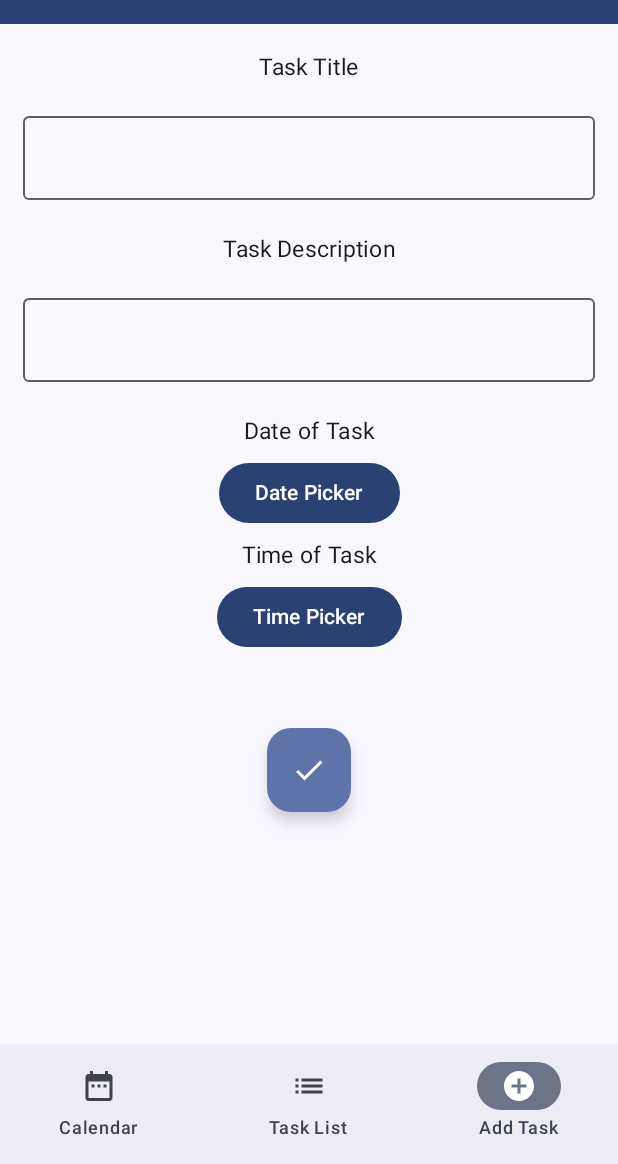
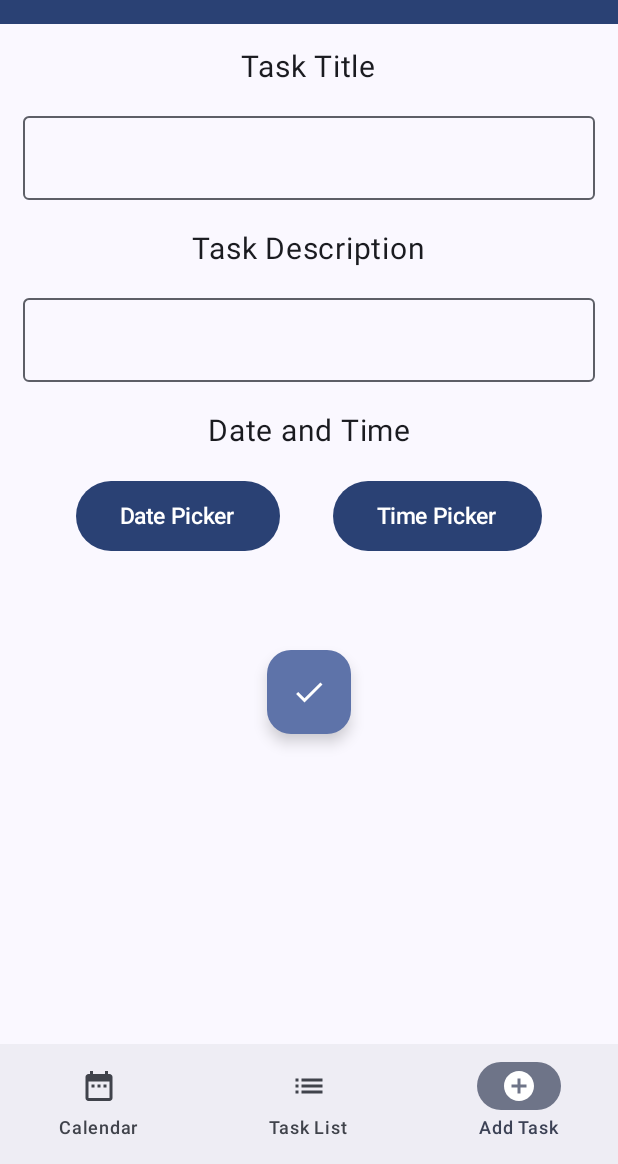
Before and after one commit to marksalamander/Planner_App, an Android app built with Jetpack Compose: the NewTaskView screen opened through its navigation route, on a phone screen of 412 x 824 dp, the part 72-1236 px from its top. Run offline under Robolectric (Android 15) with nearby library versions, the phone set to English and light mode, and no system bars; our stand-ins replace Dagger/Hilt's generated code, Room's generated code, livedata-compose; libraries missing offline, so code that uses them is left out: com.vanpra.composematerialdialogs; 4 statements that could not run were skipped.

Commit message:
Fixed task data class and made ui changes

```diff
--- a/app/src/main/java/edu/towson/cosc435/alexander/planner/data/PlannerDatabase.kt
+++ b/app/src/main/java/edu/towson/cosc435/alexander/planner/data/PlannerDatabase.kt
@@ -30,7 +30,7 @@ interface TaskDao {
     fun getTasksForDate(date: LocalDate): List<Task>
 }
 
-@Database(entities = [Task::class], version = 2, exportSchema = true)
+@Database(entities = [Task::class], version = 3, exportSchema = true)
 @TypeConverters(Converters::class)
 abstract class PlannerDatabase : RoomDatabase() {
     // Gives the database a reference to the DAO
--- a/app/src/main/java/edu/towson/cosc435/alexander/planner/data/model/Task.kt
+++ b/app/src/main/java/edu/towson/cosc435/alexander/planner/data/model/Task.kt
@@ -7,9 +7,8 @@ import java.time.LocalTime
 
 @Entity(tableName = "tasks")
 data class Task (
-
-    @PrimaryKey
-    val id: String,
+    @PrimaryKey(autoGenerate = true)
+    val id: Int = 0,
     val title: String,
     val description: String,
     val taskDate: LocalDate,
--- a/app/src/main/java/edu/towson/cosc435/alexander/planner/ui/calendar/Calendar.kt
+++ b/app/src/main/java/edu/towson/cosc435/alexander/planner/ui/calendar/Calendar.kt
@@ -2,6 +2,7 @@
 package edu.towson.cosc435.alexander.planner.ui.calendar
 
 
+import android.annotation.SuppressLint
 import android.os.Build
 import androidx.annotation.RequiresApi
 import androidx.compose.foundation.background
@@ -47,20 +48,26 @@ import java.time.YearMonth
 import java.time.format.TextStyle
 import java.util.Locale
 
+@SuppressLint("CoroutineCreationDuringComposition")
 @RequiresApi(Build.VERSION_CODES.O)
 @Composable
 fun Calendar(
     viewModel: CalendarViewModel,
     onDateSelected: (LocalDate) -> Unit
 ) {
+    val coroutineScope = rememberCoroutineScope()
+    coroutineScope.launch {
+        viewModel.getTasks()
+        viewModel.loadSelectedDateTasks()
+    }
     var tasks = remember { (viewModel.tasks) }
     var currentMonth by remember { mutableStateOf(YearMonth.now()) }
     var calendarGrid by remember(currentMonth) { mutableStateOf(generateCalendarGrid(currentMonth, viewModel)) }
 
-    val coroutineScope = rememberCoroutineScope()
 
     Column(
-        modifier = Modifier.fillMaxSize(),
+        modifier = Modifier.fillMaxSize()
+            .padding(top=65.dp),
         horizontalAlignment = Alignment.CenterHorizontally
     ) {
 
--- a/app/src/main/java/edu/towson/cosc435/alexander/planner/ui/newtask/NewTaskView.kt
+++ b/app/src/main/java/edu/towson/cosc435/alexander/planner/ui/newtask/NewTaskView.kt
@@ -2,9 +2,10 @@ package edu.towson.cosc435.alexander.planner.ui.newtask
 
 import android.os.Build
 import android.util.Log
-import android.widget.Toast
 import androidx.annotation.RequiresApi
+import androidx.compose.foundation.layout.Arrangement
 import androidx.compose.foundation.layout.Column
+import androidx.compose.foundation.layout.Row
 import androidx.compose.foundation.layout.Spacer
 import androidx.compose.foundation.layout.fillMaxWidth
 import androidx.compose.foundation.layout.height
@@ -19,6 +20,7 @@ import androidx.compose.material3.OutlinedTextField
 import androidx.compose.material3.Text
 import androidx.compose.runtime.Composable
 import androidx.compose.runtime.ExperimentalComposeApi
+import androidx.compose.runtime.derivedStateOf
 import androidx.compose.runtime.getValue
 import androidx.compose.runtime.mutableStateOf
 import androidx.compose.runtime.remember
@@ -36,6 +38,7 @@ import com.vanpra.composematerialdialogs.rememberMaterialDialogState
 import edu.towson.cosc435.alexander.planner.data.model.Task
 import java.time.LocalDate
 import java.time.LocalTime
+import java.time.format.DateTimeFormatter
 
 
 @RequiresApi(Build.VERSION_CODES.O)
@@ -50,6 +53,24 @@ fun NewTaskView(
     val (newTaskDescription, setNewTaskDescription) = remember { mutableStateOf("") }
     var newTaskDate by remember { mutableStateOf(LocalDate.now()) }
     var newTaskTime by remember { mutableStateOf(LocalTime.now()) }
+    var dateSet by remember { mutableStateOf(false) }
+    var timeSet by remember { mutableStateOf(false) }
+
+    val formattedDate by remember {
+        derivedStateOf {
+            DateTimeFormatter
+                .ofPattern("MMM dd, yyyy")
+                .format(newTaskDate)
+        }
+    }
+
+    val formattedTime by remember {
+        derivedStateOf {
+            DateTimeFormatter
+                .ofPattern("hh:mm")
+                .format(newTaskTime)
+        }
+    }
 
     val dateDialogState = rememberMaterialDialogState()
     val timeDialogState = rememberMaterialDialogState()
@@ -57,13 +78,7 @@ fun NewTaskView(
     MaterialDialog(
         dialogState = dateDialogState,
         buttons = {
-            positiveButton(text = "Ok") {
-                Toast.makeText(
-                    context,
-                    "Clicked ok",
-                    Toast.LENGTH_LONG
-                ).show()
-            }
+            positiveButton(text = "Ok")
             negativeButton(text = "Cancel")
         }
     ) {
@@ -72,19 +87,14 @@ fun NewTaskView(
             title = "Pick a date",
         ) {
             newTaskDate = it
+            dateSet = true
         }
     }
 
     MaterialDialog(
         dialogState = timeDialogState,
         buttons = {
-            positiveButton(text = "Ok") {
-                Toast.makeText(
-                    context,
-                    "Clicked ok",
-                    Toast.LENGTH_LONG
-                ).show()
-            }
+            positiveButton(text = "Ok")
             negativeButton(text = "Cancel")
         }
     ) {
@@ -93,6 +103,7 @@ fun NewTaskView(
             title = "Pick a date",
         ) {
             newTaskTime = it
+            timeSet = true
         }
     }
 
@@ -105,7 +116,7 @@ fun NewTaskView(
         // Task Title
         Text(
             text = "Task Title",
-            fontSize = 15.sp,
+            fontSize = 20.sp,
             modifier = Modifier.padding(5.dp),
         )
         OutlinedTextField(
@@ -119,7 +130,7 @@ fun NewTaskView(
         // Task Description
         Text(
             text = "Task Description",
-            fontSize = 15.sp,
+            fontSize = 20.sp,
             modifier = Modifier.padding(5.dp),
         )
         OutlinedTextField(
@@ -129,30 +140,55 @@ fun NewTaskView(
                 .padding(15.dp)
                 .fillMaxWidth()
         )
-
-        // Date of Task
         Text(
-            text = "Date of Task",
-            fontSize = 15.sp,
+            text = "Date and Time",
+            fontSize = 20.sp,
             modifier = Modifier.padding(5.dp),
         )
+        Row(
+            modifier = Modifier.fillMaxWidth()
+                                .padding(15.dp),
+            horizontalArrangement = Arrangement.SpaceEvenly
+        ) {
             Button(onClick = {
                 dateDialogState.show()
             }) {
-            Text("Date Picker")
+                Text(
+                    text="Date Picker",
+                    fontSize = 15.sp,
+                    modifier = Modifier.padding(5.dp)
+                )
             }
-
-        // Time of Task
-        Text(
-            text = "Time of Task",
-            fontSize = 15.sp,
-            modifier = Modifier.padding(5.dp),
-        )
 
             Button(onClick = {
                 timeDialogState.show()
             }) {
-            Text("Time Picker")
+                Text(
+                    text="Time Picker",
+                    fontSize = 15.sp,
+                    modifier = Modifier.padding(5.dp)
+                )
+            }
+        }
+
+        Column(
+            verticalArrangement = Arrangement.SpaceEvenly,
+            horizontalAlignment = Alignment.CenterHorizontally
+        ) {
+            if (dateSet) {
+                Text(
+                    text = formattedDate,
+                    fontSize = 20.sp,
+                    modifier = Modifier.padding(15.dp)
+                )
+            }
+            if (timeSet) {
+                Text(
+                    text = formattedTime,
+                    fontSize = 20.sp,
+                    modifier = Modifier.padding(5.dp)
+                )
+            }
         }
 
         Spacer(modifier = Modifier.height(50.dp))
--- a/app/src/main/java/edu/towson/cosc435/alexander/planner/ui/newtask/NewTaskViewModel.kt
+++ b/app/src/main/java/edu/towson/cosc435/alexander/planner/ui/newtask/NewTaskViewModel.kt
@@ -99,7 +99,7 @@ class NewTaskViewModel (app: Application) : AndroidViewModel(app) {
         return Task(
 
             // TODO: Come back to this and put it a proper variable
-            id = "",
+            id = 0,
             title = titleValue,
             description = descriptionValue,
             taskDate = taskDateValue,
```
Also changed, not shown: app/src/main/java/edu/towson/cosc435/alexander/planner/ui/tasklist/TaskListView.kt (+8 -2 lines). Lines whose indentation alone changed are shown as unchanged.
